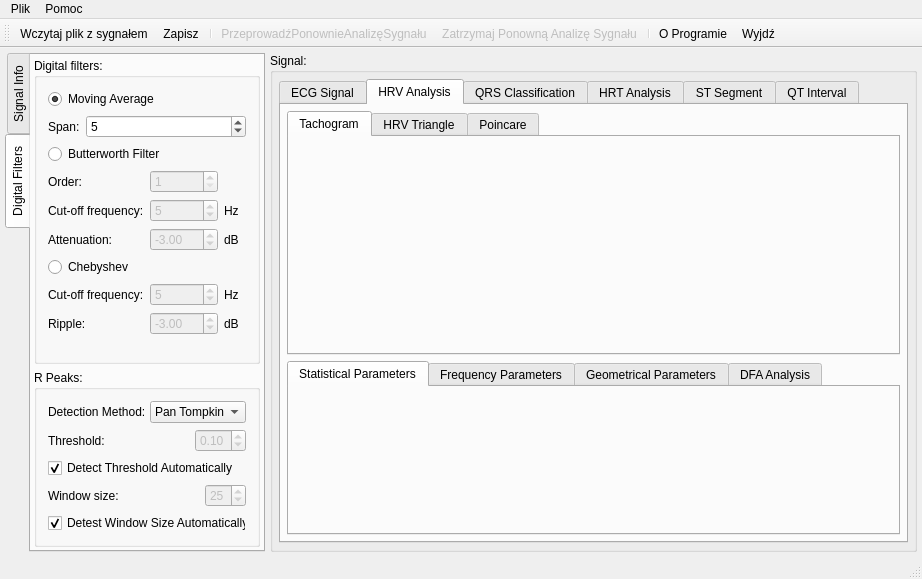
Qt form ecganalyzer.ui (mateuszbaran/ECG-analyzer) before a commit.
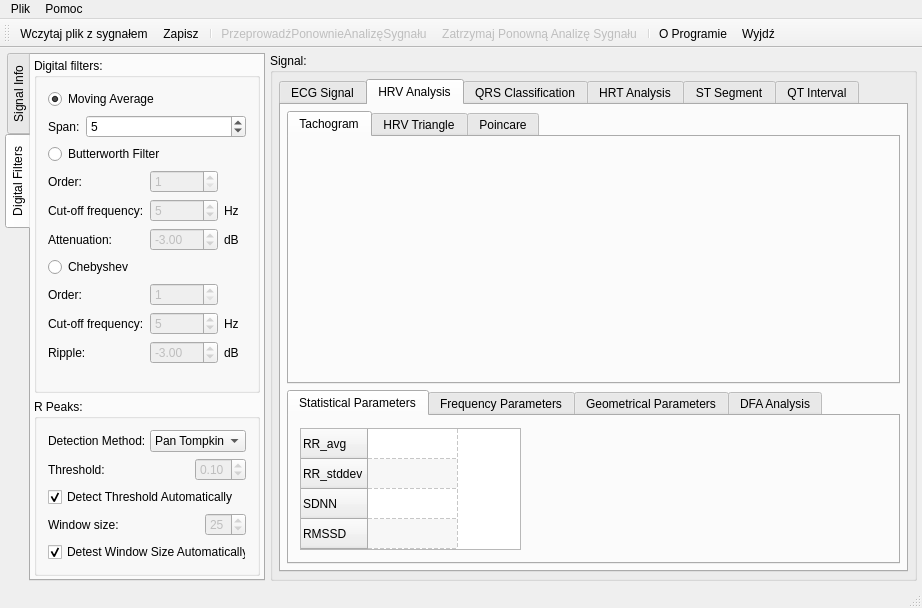
The same form after that commit. The open tabs and pages were chosen to show the change. Icons and pictures are not drawn. Custom widgets are drawn as their Qt base class.

Commit message: (+) spinBoxOrderChebyshev (-) Usunięto TS Slope

```diff
--- a/ecganalyzer.ui
+++ b/ecganalyzer.ui
@@ -456,57 +456,93 @@
                <property name="spacing">
                 <number>6</number>
                </property>
-               <item row="0" column="1">
-                <widget class="QSpinBox" name="spinBoxCutOffFrequencyChebyshev">
-                 <property name="enabled">
-                  <bool>false</bool>
+               <item row="3" column="0">
+                <widget class="QLabel" name="label_4">
+                 <property name="text">
+                  <string>Cut-off frequency:</string>
                  </property>
-                 <property name="value">
-                  <number>5</number>
-                 </property>
                 </widget>
                </item>
-               <item row="1" column="1">
-                <widget class="QDoubleSpinBox" name="doubleSpinBoxRippleChebyschev">
-                 <property name="enabled">
-                  <bool>false</bool>
-                 </property>
-                 <property name="minimum">
-                  <double>-200.000000000000000</double>
-                 </property>
-                 <property name="value">
-                  <double>-3.000000000000000</double>
-                 </property>
-                </widget>
-               </item>
-               <item row="1" column="0">
+               <item row="4" column="0">
                 <widget class="QLabel" name="label_11">
                  <property name="text">
                   <string>Ripple:</string>
                  </property>
                 </widget>
                </item>
-               <item row="0" column="0">
-                <widget class="QLabel" name="label_4">
-                 <property name="text">
-                  <string>Cut-off frequency:</string>
+               <item row="4" column="1">
+                <widget class="QDoubleSpinBox" name="doubleSpinBoxRippleChebyschev">
+                 <property name="enabled">
+                  <bool>false</bool>
                  </property>
+                 <property name="minimum">
+                  <double>-200.000000000000000</double>
+                 </property>
+                 <property name="value">
+                  <double>-3.000000000000000</double>
+                 </property>
                 </widget>
                </item>
-               <item row="0" column="2">
+               <item row="3" column="1">
+                <widget class="QSpinBox" name="spinBoxCutOffFrequencyChebyshev">
+                 <property name="enabled">
+                  <bool>false</bool>
+                 </property>
+                 <property name="value">
+                  <number>5</number>
+                 </property>
+                </widget>
+               </item>
+               <item row="3" column="2">
                 <widget class="QLabel" name="label_16">
                  <property name="text">
                   <string>Hz</string>
                  </property>
                 </widget>
                </item>
-               <item row="1" column="2">
+               <item row="4" column="2">
                 <widget class="QLabel" name="label_15">
                  <property name="text">
                   <string>dB</string>
                  </property>
                 </widget>
                </item>
+               <item row="0" column="1">
+                <widget class="QSpinBox" name="spinBoxOrderChebyshev">
+                 <property name="enabled">
+                  <bool>false</bool>
+                 </property>
+                 <property name="minimum">
+                  <number>1</number>
+                 </property>
+                 <property name="maximum">
+                  <number>4</number>
+                 </property>
+                 <property name="value">
+                  <number>1</number>
+                 </property>
+                </widget>
+               </item>
+               <item row="0" column="0">
+                <widget class="QLabel" name="label_12">
+                 <property name="text">
+                  <string>Order:</string>
+                 </property>
+                </widget>
+               </item>
+               <item row="0" column="2">
+                <spacer name="horizontalSpacer_12">
+                 <property name="orientation">
+                  <enum>Qt::Horizontal</enum>
+                 </property>
+                 <property name="sizeHint" stdset="0">
+                  <size>
+                   <width>40</width>
+                   <height>20</height>
+                  </size>
+                 </property>
+                </spacer>
+               </item>
               </layout>
              </item>
              <item>
@@ -848,6 +884,104 @@
               <attribute name="title">
                <string>Statistical Parameters</string>
               </attribute>
+              <layout class="QHBoxLayout" name="horizontalLayout_17">
+               <item>
+                <layout class="QHBoxLayout" name="horizontalLayout_16">
+                 <item>
+                  <widget class="QTableWidget" name="tableWidgetStatisticalParameters">
+                   <property name="sizePolicy">
+                    <sizepolicy hsizetype="Minimum" vsizetype="Minimum">
+                     <horstretch>0</horstretch>
+                     <verstretch>0</verstretch>
+                    </sizepolicy>
+                   </property>
+                   <property name="minimumSize">
+                    <size>
+                     <width>0</width>
+                     <height>0</height>
+                    </size>
+                   </property>
+                   <property name="maximumSize">
+                    <size>
+                     <width>221</width>
+                     <height>122</height>
+                    </size>
+                   </property>
+                   <property name="baseSize">
+                    <size>
+                     <width>0</width>
+                     <height>0</height>
+                    </size>
+                   </property>
+                   <property name="editTriggers">
+                    <set>QAbstractItemView::NoEditTriggers</set>
+                   </property>
+                   <property name="alternatingRowColors">
+                    <bool>true</bool>
+                   </property>
+                   <property name="selectionMode">
+                    <enum>QAbstractItemView::NoSelection</enum>
+                   </property>
+                   <property name="gridStyle">
+                    <enum>Qt::DashLine</enum>
+                   </property>
+                   <property name="rowCount">
+                    <number>4</number>
+                   </property>
+                   <property name="columnCount">
+                    <number>1</number>
+                   </property>
+                   <attribute name="horizontalHeaderVisible">
+                    <bool>false</bool>
+                   </attribute>
+                   <attribute name="horizontalHeaderDefaultSectionSize">
+                    <number>90</number>
+                   </attribute>
+                   <attribute name="horizontalHeaderHighlightSections">
+                    <bool>false</bool>
+                   </attribute>
+                   <attribute name="horizontalHeaderMinimumSectionSize">
+                    <number>25</number>
+                   </attribute>
+                   <row>
+                    <property name="text">
+                     <string>RR_avg</string>
+                    </property>
+                   </row>
+                   <row>
+                    <property name="text">
+                     <string>RR_stddev</string>
+                    </property>
+                   </row>
+                   <row>
+                    <property name="text">
+                     <string>SDNN</string>
+                    </property>
+                   </row>
+                   <row>
+                    <property name="text">
+                     <string>RMSSD</string>
+                    </property>
+                   </row>
+                   <column/>
+                  </widget>
+                 </item>
+                 <item>
+                  <spacer name="horizontalSpacer_7">
+                   <property name="orientation">
+                    <enum>Qt::Horizontal</enum>
+                   </property>
+                   <property name="sizeHint" stdset="0">
+                    <size>
+                     <width>40</width>
+                     <height>20</height>
+                    </size>
+                   </property>
+                  </spacer>
+                 </item>
+                </layout>
+               </item>
+              </layout>
              </widget>
              <widget class="QWidget" name="tabHRVAnalysisFrequencyParameters">
               <attribute name="title">
```
Left out of the diff: 17 changed lines with no effect on the pictures. The commit also changes 1 other file.
